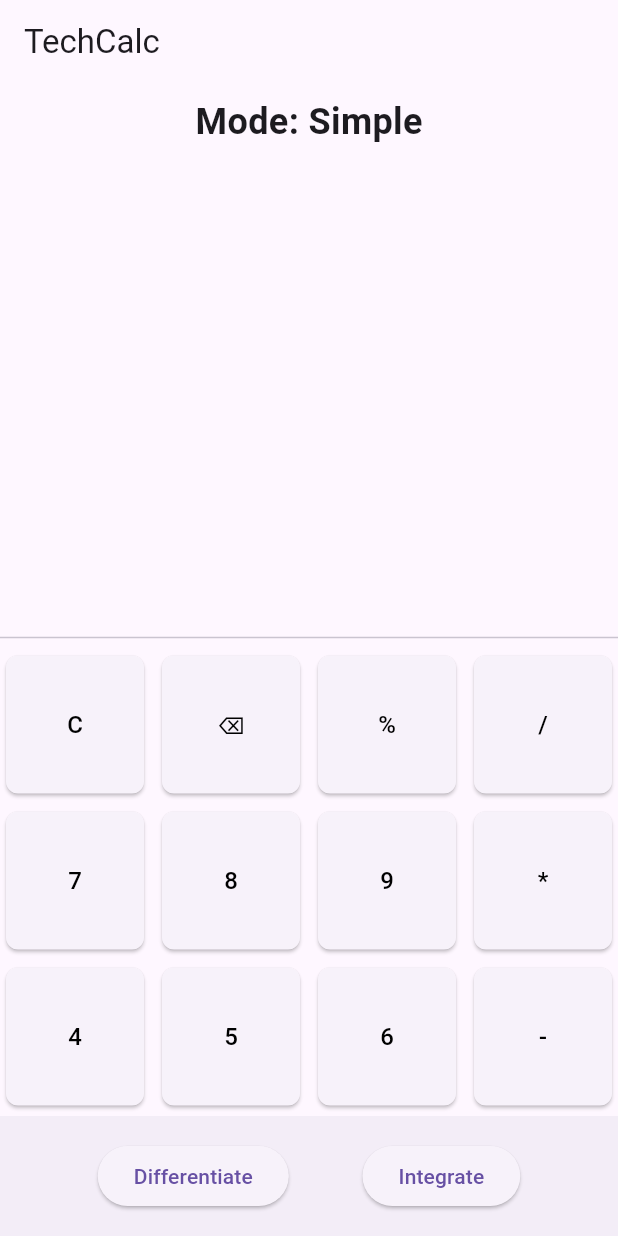
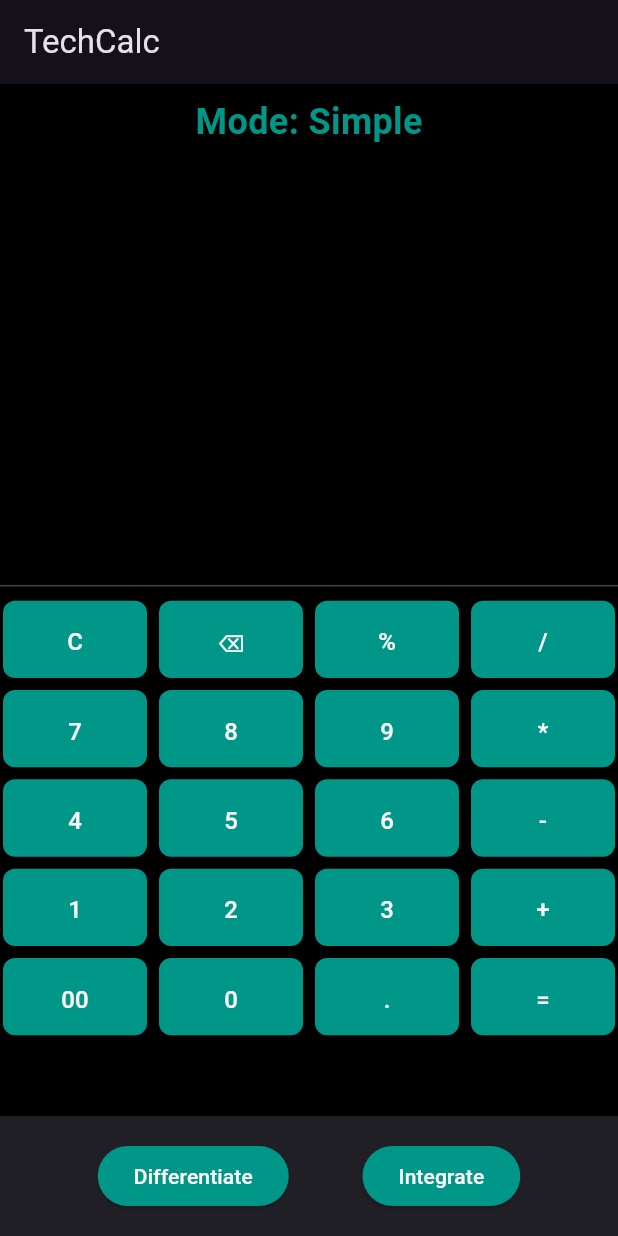
Before and after one commit to kavangajera/TechCalc, a Flutter app: the screen it shows after launch, on a phone screen of 412 x 824 dp. Run offline on Flutter 3.47's test engine with Material 3 defaults, Android fonts, the light colour scheme and no system bars; our stand-ins replace math_expressions.

Commit message:
laid out design and dark mode

```diff
--- a/lib/main.dart
+++ b/lib/main.dart
@@ -14,8 +14,26 @@ class TechCalcApp extends StatelessWidget {
   Widget build(BuildContext context) {
     return MaterialApp(
       title: 'TechCalc',
-      theme: ThemeData(
-        primarySwatch: Colors.blue,
+      theme: ThemeData.dark().copyWith(
+        primaryColor: Colors.teal,
+        scaffoldBackgroundColor: Colors.black,
+        elevatedButtonTheme: ElevatedButtonThemeData(
+          style: ElevatedButton.styleFrom(
+            backgroundColor: Colors.teal,
+            foregroundColor: Colors.white,
+          ),
+        ),
+        textTheme: const TextTheme(
+          bodyMedium: TextStyle(color: Colors.white),
+        ),
+        inputDecorationTheme: InputDecorationTheme(
+          filled: true,
+          fillColor: Colors.grey[900],
+          border: OutlineInputBorder(
+            borderRadius: BorderRadius.circular(12),
+          ),
+          labelStyle: const TextStyle(color: Colors.teal),
+        ),
       ),
       home: CalculatorHome(),
     );
@@ -34,10 +52,10 @@ class _CalculatorHomeState extends State<CalculatorHome> {
   String result = '';
   String derivativeResult = '';
   String integralResult = '';
-  bool _isSimple = true; // Default to simple mode
-  bool _isDifferentiation = false; // Differentiation mode flag
-  bool _isIntegration = false; // Integration mode flag
-  String _currentMode = 'Simple'; // Display current mode
+  bool _isSimple = true;
+  bool _isDifferentiation = false;
+  bool _isIntegration = false;
+  String _currentMode = 'Simple';
   final TextEditingController _diffExpressionController = TextEditingController();
   final TextEditingController _diffVariableController = TextEditingController();
   final TextEditingController _intExpressionController = TextEditingController();
@@ -90,7 +108,7 @@ class _CalculatorHomeState extends State<CalculatorHome> {
 
     final url = Uri.parse(_isDifferentiation
         ? 'http://10.0.2.2:5000/differentiate'
-        : 'http://10.0.2.2:5000/integrate'); // Use correct URL
+        : 'http://10.0.2.2:5000/integrate');
 
     try {
       final response = await http.post(
@@ -172,15 +190,13 @@ class _CalculatorHomeState extends State<CalculatorHome> {
       ),
       body: Column(
         children: <Widget>[
-          // Display current mode (Simple, Integration, Differentiation)
           Padding(
             padding: const EdgeInsets.all(8.0),
             child: Text(
               'Mode: $_currentMode',
-              style: const TextStyle(fontSize: 24, fontWeight: FontWeight.bold),
+              style: const TextStyle(fontSize: 24, fontWeight: FontWeight.bold, color: Colors.teal),
             ),
           ),
-          // Display for expression
           Expanded(
             flex: 2,
             child: Container(
@@ -190,13 +206,12 @@ class _CalculatorHomeState extends State<CalculatorHome> {
                 scrollDirection: Axis.horizontal,
                 child: Text(
                   _isSimple ? expression : (_isDifferentiation ? _diffExpressionController.text : _intExpressionController.text),
-                  style: const TextStyle(fontSize: 24, fontWeight: FontWeight.bold),
+                  style: const TextStyle(fontSize: 24, fontWeight: FontWeight.bold, color: Colors.teal),
                   overflow: TextOverflow.ellipsis,
                 ),
               ),
             ),
           ),
-          // Display for result
           Expanded(
             flex: 2,
             child: Container(
@@ -206,7 +221,7 @@ class _CalculatorHomeState extends State<CalculatorHome> {
                 scrollDirection: Axis.horizontal,
                 child: Text(
                   _isSimple ? result : (_isDifferentiation ? derivativeResult : integralResult),
-                  style: const TextStyle(fontSize: 32, fontWeight: FontWeight.bold),
+                  style: const TextStyle(fontSize: 32, fontWeight: FontWeight.bold, color: Colors.teal),
                   overflow: TextOverflow.ellipsis,
                 ),
               ),
@@ -220,7 +235,6 @@ class _CalculatorHomeState extends State<CalculatorHome> {
                   TextField(
                     controller: _isDifferentiation ? _diffVariableController : _intVariableController,
                     decoration: InputDecoration(
-                      border: OutlineInputBorder(),
                       labelText: 'Enter variable (e.g., x)',
                     ),
                   ),
@@ -228,7 +242,6 @@ class _CalculatorHomeState extends State<CalculatorHome> {
                   TextField(
                     controller: _isDifferentiation ? _diffExpressionController : _intExpressionController,
                     decoration: InputDecoration(
-                      border: OutlineInputBorder(),
                       labelText: 'Enter expression (e.g., x**2)',
                     ),
                   ),
@@ -244,12 +257,13 @@ class _CalculatorHomeState extends State<CalculatorHome> {
           if (_isSimple) ...[
             const Divider(),
             Expanded(
-              flex: 4,
+              flex: 5, // Increased flex for more space
               child: GridView.builder(
                 gridDelegate: SliverGridDelegateWithFixedCrossAxisCount(
-                  crossAxisCount: 4,
-                  crossAxisSpacing: 4,
-                  mainAxisSpacing: 4,
+                  crossAxisCount: 4, // 4 columns for buttons
+                  crossAxisSpacing: 4, // Increased spacing for better visibility
+                  mainAxisSpacing: 4, // Increased spacing for better visibility
+                  childAspectRatio: 1.8, // Aspect ratio to make buttons more square
                 ),
                 itemCount: 20,
                 itemBuilder: (context, index) {
@@ -265,6 +279,7 @@ class _CalculatorHomeState extends State<CalculatorHome> {
               ),
             ),
           ],
+
         ],
       ),
       bottomNavigationBar: BottomAppBar(
@@ -294,18 +309,18 @@ class _CalculatorHomeState extends State<CalculatorHome> {
 
   Widget _buildButton(String buttonText) {
     return Container(
-      margin: const EdgeInsets.all(4),
+      margin: const EdgeInsets.all(2),
       child: ElevatedButton(
         onPressed: () => _onButtonPressed(buttonText),
         style: ElevatedButton.styleFrom(
-          padding: const EdgeInsets.all(12),
+          padding: const EdgeInsets.all(16),
           shape: RoundedRectangleBorder(
             borderRadius: BorderRadius.circular(8),
           ),
         ),
         child: Text(
           buttonText,
-          style: const TextStyle(fontSize: 16, color: Colors.black),
+          style: const TextStyle(fontSize: 16, color: Colors.white),
         ),
       ),
     );
```
